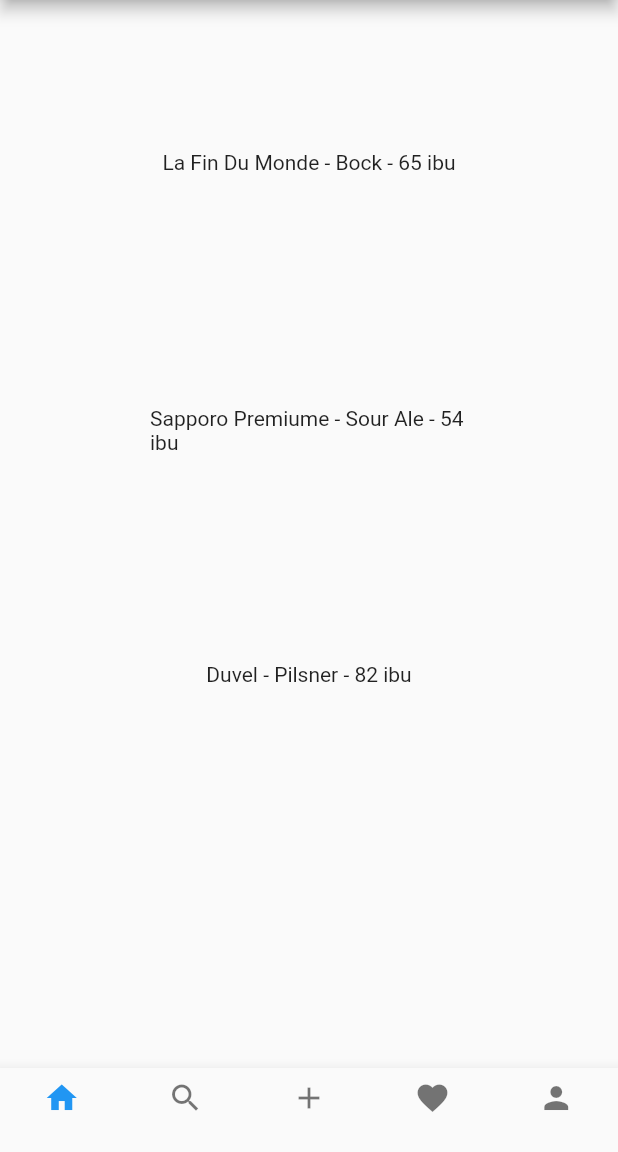
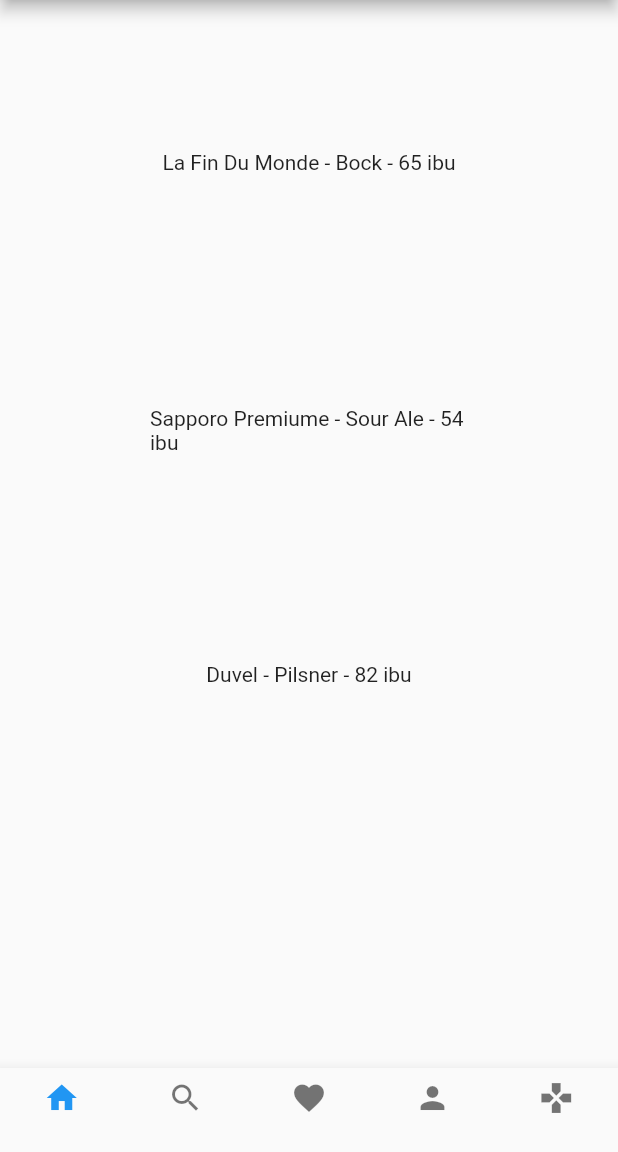
Before and after one commit to CharlesEdu07/Atividade4POO, a Flutter app: the screen it shows after launch, on a phone screen of 412 x 824 dp, the part 84-1236 px from its top. Run offline on Flutter 3.47's test engine with Material 2 defaults, Android fonts, the light colour scheme and no system bars.

Commit message:
Refatorando o codigo

```diff
--- a/lib/components/bottom_navbar_items.dart
+++ b/lib/components/bottom_navbar_items.dart
@@ -1,13 +1,9 @@
 import 'package:flutter/material.dart';
 
 class BottomNavbarItems extends StatelessWidget {
-  final icons = [
-    Icons.home,
-    Icons.search,
-    Icons.add,
-    Icons.favorite,
-    Icons.person,
-  ];
+  final List icons;
+
+  BottomNavbarItems({required this.icons});
 
   void _onItemTapped(int index) {
     print("Tocaram no item $index");
--- a/lib/components/list_drinks.dart
+++ b/lib/components/list_drinks.dart
@@ -1,17 +1,14 @@
 import 'package:flutter/material.dart';
-import '../models/drinks.dart';
 
 class ListDrinks extends StatelessWidget {
-  final _drinks = [
-    Drink(description: "La Fin Du Monde - Bock - 65 ibu"),
-    Drink(description: "Sapporo Premiume - Sour Ale - 54 ibu"),
-    Drink(description: "Duvel - Pilsner - 82 ibu"),
-  ];
+  final List drinks;
+
+  ListDrinks({required this.drinks});
 
   @override
   Widget build(BuildContext context) {
     return Column(
-        children: _drinks.map((drink) {
+        children: drinks.map((drink) {
       return Expanded(
         child: Text(drink.description),
       );
--- a/lib/main.dart
+++ b/lib/main.dart
@@ -1,6 +1,8 @@
 import 'package:flutter/material.dart';
+import './models/drinks.dart';
 import './components/list_drinks.dart';
 import './components/bottom_navbar_items.dart';
+
 void main() {
   runApp(const TipsApp());
 }
@@ -21,6 +23,20 @@
 }
 
 class MyHomePage extends StatelessWidget {
+  final _drinks = [
+    Drink(description: "La Fin Du Monde - Bock - 65 ibu"),
+    Drink(description: "Sapporo Premiume - Sour Ale - 54 ibu"),
+    Drink(description: "Duvel - Pilsner - 82 ibu"),
+  ];
+
+  final _icons = [
+    Icons.home,
+    Icons.search,
+    Icons.favorite,
+    Icons.person,
+    Icons.gamepad,
+  ];
+
   @override
   Widget build(BuildContext context) {
     return Scaffold(
@@ -30,10 +46,10 @@
       body: Center(
         child: Container(
           margin: EdgeInsets.all(100),
-          child: ListDrinks(),
+          child: ListDrinks(drinks: _drinks),
         ),
       ),
-      bottomNavigationBar: BottomNavbarItems(),
+      bottomNavigationBar: BottomNavbarItems(icons: _icons),
     );
   }
 }
```
